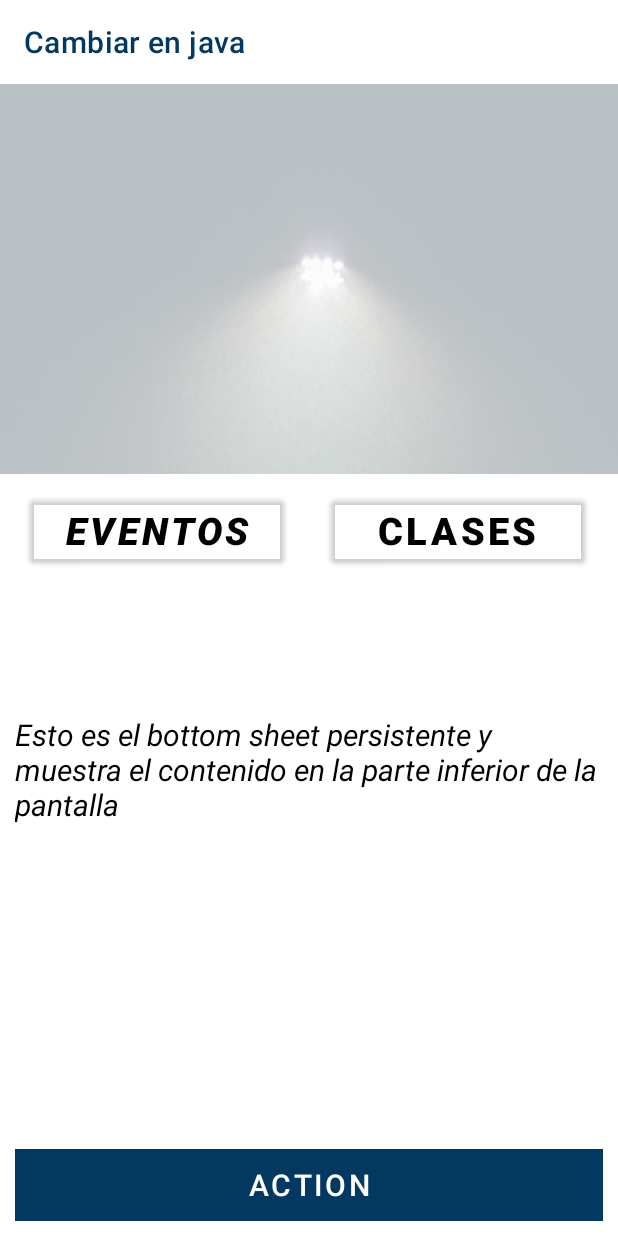
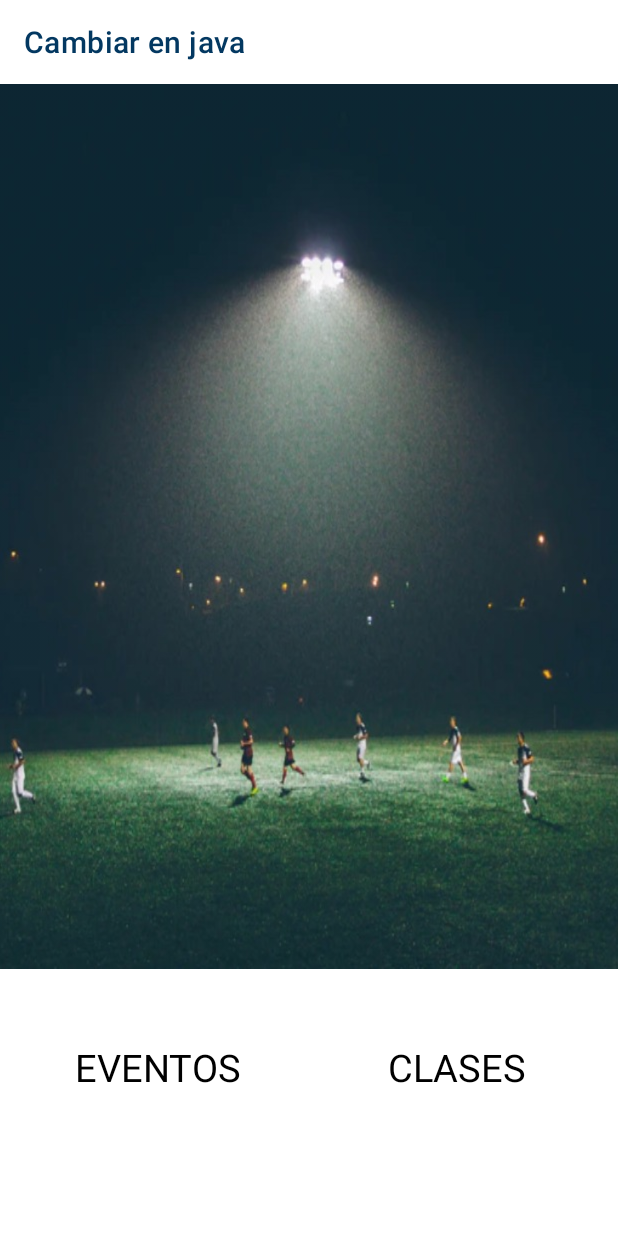
Before and after one commit to 2DAMUE/EventSports, an Android app: the screen it shows after launch (SpecifyCategory), after a tap on "CLASES", on a phone screen of 412 x 824 dp. Run offline under Robolectric (Android 15) with nearby library versions, the phone set to English and light mode, and no system bars; 1 other tap on this screen came first.

Commit message:
Mejoras stilos

```diff
--- a/app/src/main/java/com/sai/eventsports/SpecifyCategory.java
+++ b/app/src/main/java/com/sai/eventsports/SpecifyCategory.java
@@ -1,6 +1,8 @@
 package com.sai.eventsports;
 
 import android.os.Bundle;
+import android.text.SpannableString;
+import android.text.style.UnderlineSpan;
 import android.util.Log;
 import android.view.View;
 import android.widget.Button;
@@ -15,10 +17,12 @@
 import com.google.android.material.bottomsheet.BottomSheetBehavior;
 
 public class SpecifyCategory extends AppCompatActivity{
-    Button btnBottomSheet;
+    Button clases;
+    Button eventos;
+    boolean clas = false;
+    boolean event = false;
     private static final String TAG=SpecifyCategory.class.getSimpleName();
     LinearLayout linearLayout;
-    Button action;
     BottomSheetBehavior bottomSheetBehavoir;
     ImageView fondo;
 
@@ -28,9 +32,14 @@
         super.onCreate(savedInstanceState);
         setContentView(R.layout.activity_specify_category);
         fondo=findViewById(R.id.fondo);
-        btnBottomSheet = findViewById(R.id.clases);
-        action = findViewById(R.id.action);
+        clases = findViewById(R.id.clases);
+        eventos = findViewById(R.id.eventos);
         linearLayout= findViewById(R.id.bottomSheet);
+
+        SpannableString clasess = new SpannableString("Clases");
+        clasess.setSpan(new UnderlineSpan(), 0, clasess.length(), 0);
+        SpannableString eventoss = new SpannableString("Eventos");
+        eventoss.setSpan(new UnderlineSpan(), 0, eventoss.length(), 0);
 
         bottomSheetBehavoir=BottomSheetBehavior.from(linearLayout);
         bottomSheetBehavoir.setDraggable(true);
@@ -42,23 +51,23 @@
                 Log.d("estado",bottomSheetBehavoir.getState()+"");
                 switch(newState){
                         case BottomSheetBehavior.STATE_EXPANDED:
-                            Toast.makeText(SpecifyCategory.this, "Abierto",Toast.LENGTH_LONG).show();
                             fondo.setImageAlpha(70);
                             bottomSheetBehavoir.setDraggable(true);
                             break;
                             case BottomSheetBehavior.STATE_COLLAPSED:
+                                clas=false;
+                                clases.setText("Clases");
+                                clases.setTypeface(null, 0);
+                                clases.setAlpha(1f);
+                                event=false;
+                                eventos.setText("Eventos");
+                                eventos.setAlpha(1f);
+                                eventos.setTypeface(null, 0);
                                 fondo.setImageAlpha(500);
                                 bottomSheetBehavoir.setDraggable(false);
-                                Toast.makeText(SpecifyCategory.this, "Cerrado",Toast.LENGTH_LONG).show();
                                 break;
                 }
 
-                action.setOnClickListener(new View.OnClickListener() {
-                    @Override
-                    public void onClick(View v) {
-                        Toast.makeText(SpecifyCategory.this, "Action is clicked",Toast.LENGTH_LONG).show();
-                    }
-                });
             }
 
             @Override
@@ -67,16 +76,46 @@
             }
         });
 
-        btnBottomSheet.setOnClickListener(new View.OnClickListener() {
+        clases.setOnClickListener(new View.OnClickListener() {
             @Override
             public void onClick(View v) {
+                if (!clas){
+                    clas=true;
+                    clases.setText(clasess);
+                    eventos.setAlpha(0.1f);
+                    clases.setTypeface(null, 3);
+                }else{
+                    clas=false;
+                    clases.setText("Clases");
+                    eventos.setAlpha(1f);
+                    clases.setTypeface(null, 0);
+                }
                 if(bottomSheetBehavoir.getState()!=BottomSheetBehavior.STATE_EXPANDED){
                     bottomSheetBehavoir.setState(BottomSheetBehavior.STATE_EXPANDED);
-                    Log.d("bien",bottomSheetBehavoir.getPeekHeight()+"");
                 }else{
                     bottomSheetBehavoir.setState(4);
-                    Log.d("estado",bottomSheetBehavoir.getState()+"");
-                    Log.d("bien",bottomSheetBehavoir.getPeekHeight()+"");
+                }
+
+            }
+        });
+        eventos.setOnClickListener(new View.OnClickListener() {
+            @Override
+            public void onClick(View v) {
+                if (!event){
+                    event=true;
+                    eventos.setText(eventoss);
+                    clases.setAlpha(0.1f);
+                    eventos.setTypeface(null, 3);
+                }else{
+                    event=false;
+                    eventos.setText("Eventos");
+                    clases.setAlpha(1f);
+                    eventos.setTypeface(null, 0);
+                }
+                if(bottomSheetBehavoir.getState()!=BottomSheetBehavior.STATE_EXPANDED){
+                    bottomSheetBehavoir.setState(BottomSheetBehavior.STATE_EXPANDED);
+                }else{
+                    bottomSheetBehavoir.setState(4);
                 }
 
             }
--- a/app/src/main/res/layout/bottom_sheet.xml
+++ b/app/src/main/res/layout/bottom_sheet.xml
@@ -26,6 +26,7 @@
         <Button
 
             android:id="@+id/eventos"
+            style="@style/Widget.AppCompat.Button.Borderless"
             android:layout_width="170dp"
             android:layout_height="wrap_content"
             android:layout_marginLeft="10dp"
@@ -33,11 +34,11 @@
             android:text="Eventos"
             android:textColor="@color/black"
             android:textSize="25sp"
-            android:textStyle="bold|italic"
             app:backgroundTint="#00FFFFFF" />
 
         <Button
             android:id="@+id/clases"
+            style="@style/Widget.AppCompat.Button.Borderless"
             android:layout_width="170dp"
             android:layout_height="wrap_content"
             android:layout_marginLeft="30dp"
@@ -45,7 +46,6 @@
             android:text="Clases"
             android:textColor="#000000"
             android:textSize="25sp"
-            android:textStyle="bold"
             app:backgroundTint="#00FFFFFF" />
 
     </LinearLayout>
```
